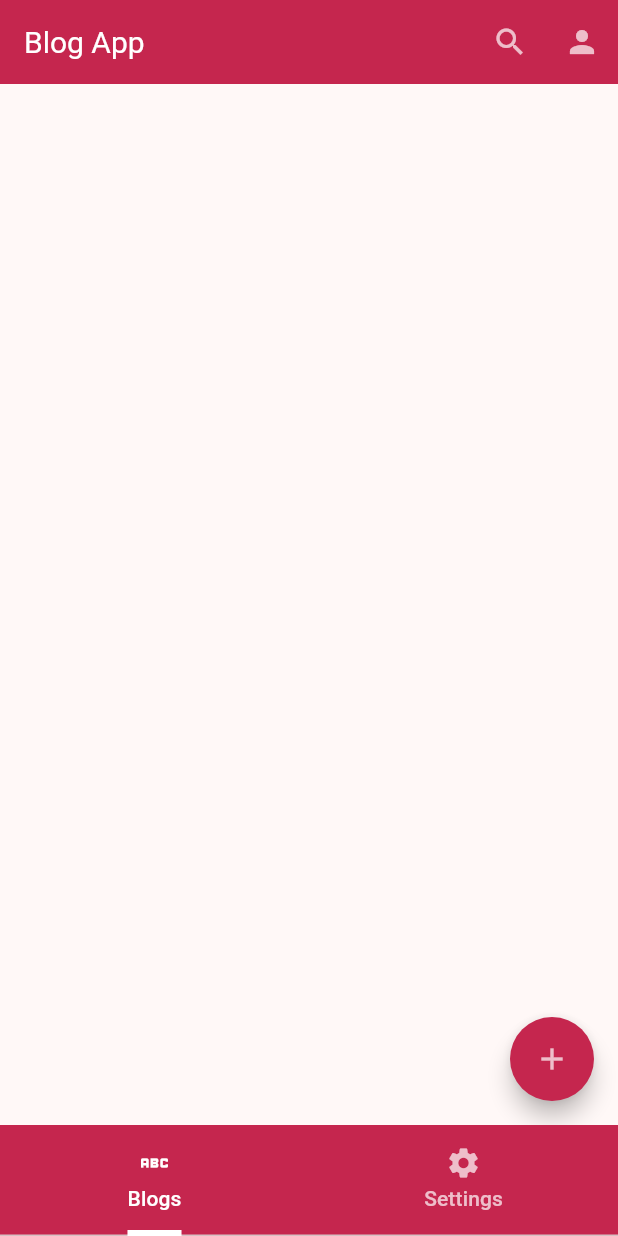
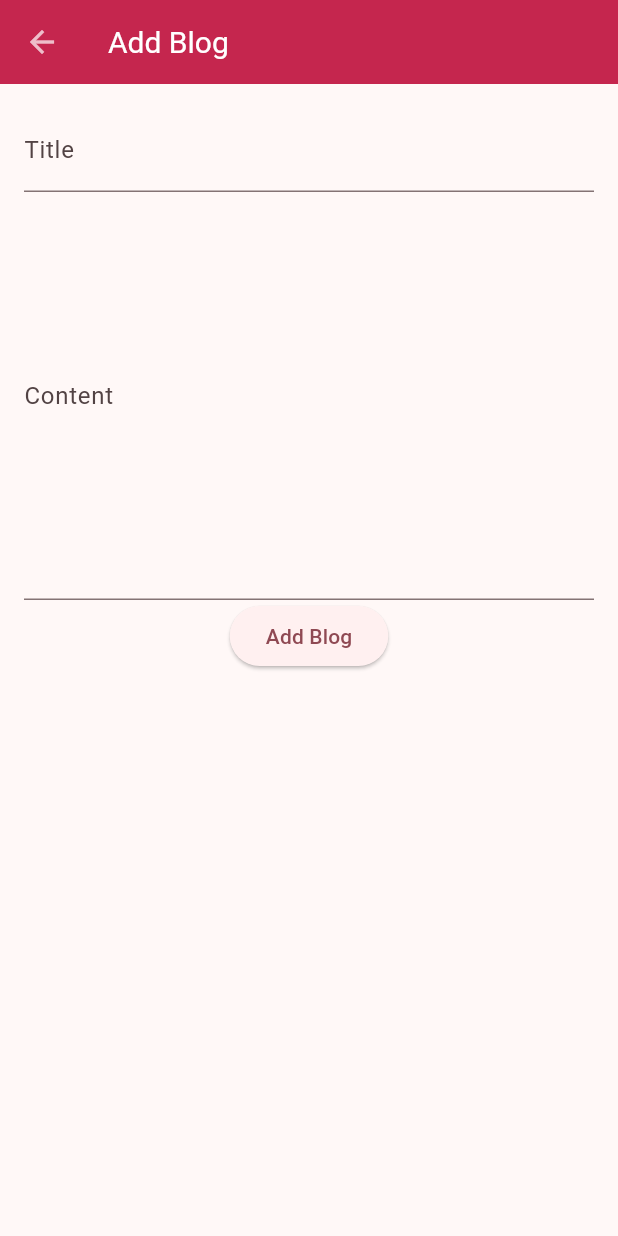
Before and after one commit to robinaeschlimann/blog_app, a Flutter app: the screen it shows after launch, after a tap on the "add" icon, on a phone screen of 412 x 824 dp. Run offline on Flutter 3.47's test engine with Material 3 defaults, Android fonts, the phone set to English and light mode, and no system bars; our stand-ins replace isar, logger, shared_preferences; accounts and stored records are empty; generated files the repository leaves out were written again; network calls fail.

Commit message:
feat: open blog add page on click

```diff
--- /dev/null
+++ b/lib/pages/blog_add_page.dart
@@ -0,0 +1,64 @@
+import 'package:flutter/material.dart';
+
+class BlogAddPage extends StatefulWidget {
+  const BlogAddPage({super.key});
+
+  @override
+  _BlogAddPageState createState() => _BlogAddPageState();
+}
+
+class _BlogAddPageState extends State<BlogAddPage> {
+  final _formKey = GlobalKey<FormState>();
+  final _titleController = TextEditingController();
+  final _contentController = TextEditingController();
+
+  @override
+  Widget build(BuildContext context) {
+    return Scaffold(
+      appBar: AppBar(
+        title: const Text("Add Blog"),
+      ),
+      body: Padding(
+        padding: const EdgeInsets.all(16.0),
+        child: Form(
+          key: _formKey,
+          child: Column(
+            children: [
+              TextFormField(
+                controller: _titleController,
+                decoration: const InputDecoration(
+                  labelText: "Title",
+                ),
+                validator: (value) {
+                  if (value == null || value.isEmpty) {
+                    return "Please enter a title";
+                  }
+                  return null;
+                },
+              ),
+              TextFormField(
+                controller: _contentController,
+                decoration: const InputDecoration(
+                  labelText: "Content",
+                ),
+                validator: (value) {
+                  if (value == null || value.isEmpty) {
+                    return "Please enter content";
+                  }
+                  return null;
+                },
+                maxLines: 10,
+              ),
+              ElevatedButton(
+                onPressed: () {
+
+                },
+                child: const Text("Add Blog"),
+              )
+            ],
+          ),
+        ),
+      ),
+    );
+  }
+}
--- a/lib/widget/blog/add_blog_button.dart
+++ b/lib/widget/blog/add_blog_button.dart
@@ -1,3 +1,4 @@
+import 'package:blog_app/pages/blog_add_page.dart';
 import 'package:flutter/material.dart';
 
 class AddBlogButton extends StatelessWidget {
@@ -13,7 +14,11 @@ class AddBlogButton extends StatelessWidget {
       child: FloatingActionButton(
         backgroundColor: const Color(0xFFC5264E),
         onPressed: () async {
-
+          Navigator.of(context).push(
+              MaterialPageRoute(
+                builder: (context) => const BlogAddPage(),
+              )
+          );
         },
         child: const Icon(Icons.add),
       ),
```
